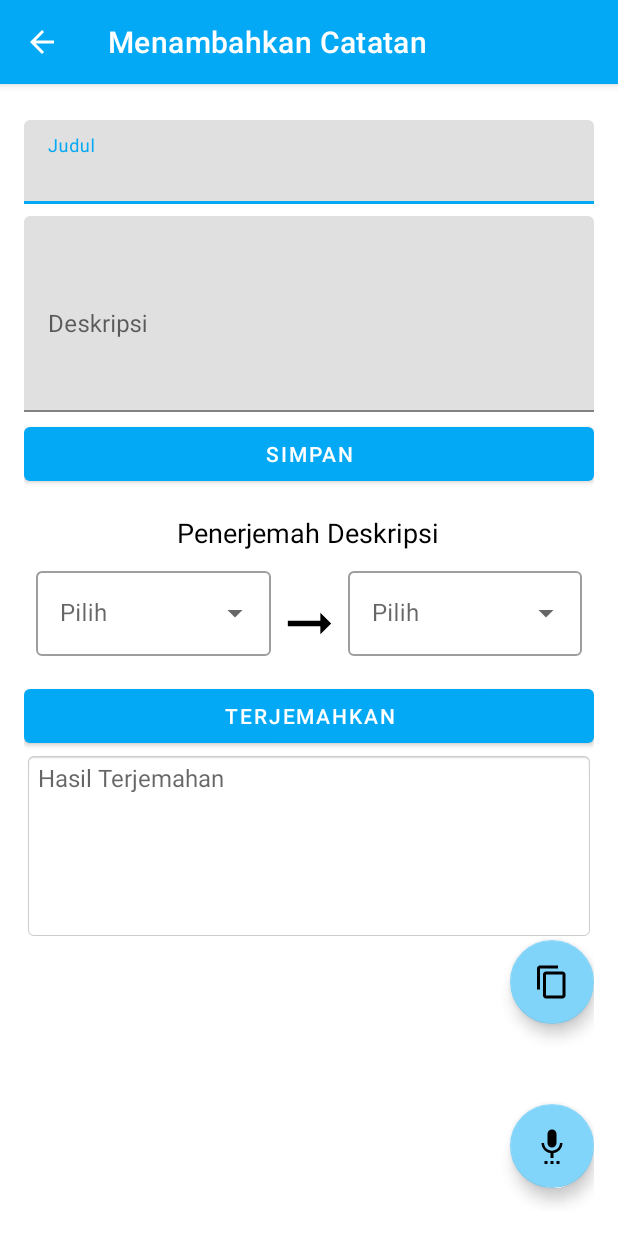
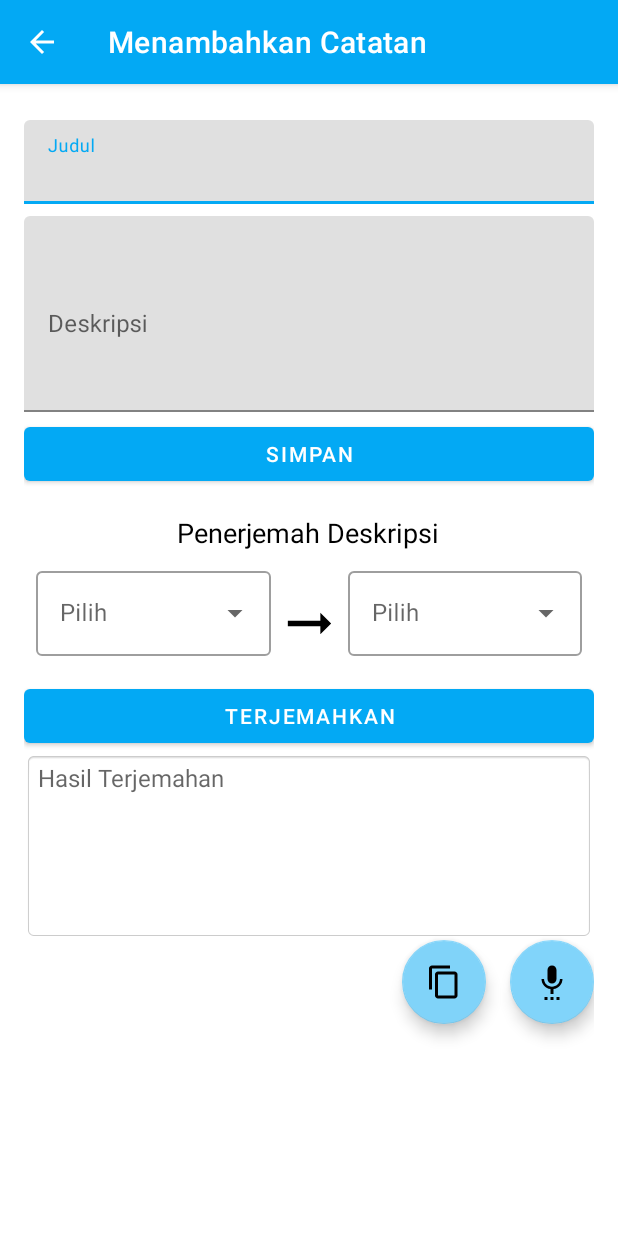
Before and after one commit to NoisyBoy29/NotesApp, an Android app: the CRUDNoteActivity screen opened directly, with no data from a screen before it, on a phone screen of 412 x 824 dp. Run offline under Robolectric (Android 15) with nearby library versions, the light colour scheme and no system bars; libraries missing offline, so code that uses them is left out: com.google.mlkit.common, com.google.mlkit.nl.

Commit message:
fixed bug klo add data baru pada MainActivity, CRUDNoteActivity fixed bagian2 minor

```diff
--- a/app/src/main/res/layout/activity_crudnote.xml
+++ b/app/src/main/res/layout/activity_crudnote.xml
@@ -60,12 +60,29 @@
         android:id="@+id/voiceSpeechButton"
         android:layout_width="wrap_content"
         android:layout_height="wrap_content"
-        android:layout_marginBottom="16dp"
         android:src="@drawable/ic_baseline_voice_24"
         app:layout_constraintBottom_toBottomOf="parent"
         app:layout_constraintEnd_toEndOf="parent"
         app:layout_constraintHorizontal_bias="1.0"
-        app:layout_constraintStart_toStartOf="parent" />
+        app:layout_constraintStart_toStartOf="parent"
+        app:layout_constraintTop_toBottomOf="@+id/translate_output"
+        app:layout_constraintVertical_bias="0.0" />
+
+    <com.google.android.material.floatingactionbutton.FloatingActionButton
+        android:id="@+id/copyTranslateButton"
+        android:layout_width="wrap_content"
+        android:layout_height="wrap_content"
+        android:layout_gravity="end"
+        android:layout_marginEnd="8dp"
+        android:src="@drawable/ic_baseline_copy_24"
+        app:backgroundTint="#80D3F9"
+        app:fabSize="normal"
+        app:layout_constraintBottom_toBottomOf="parent"
+        app:layout_constraintEnd_toEndOf="parent"
+        app:layout_constraintHorizontal_bias="0.797"
+        app:layout_constraintStart_toStartOf="parent"
+        app:layout_constraintTop_toBottomOf="@+id/translate_output"
+        app:layout_constraintVertical_bias="0.0" />
 
     <TextView
         android:id="@+id/translate_label"
@@ -153,19 +170,4 @@
         app:layout_constraintStart_toStartOf="parent"
         app:layout_constraintTop_toBottomOf="@+id/translate" />
 
-    <com.google.android.material.floatingactionbutton.FloatingActionButton
-        android:id="@+id/copyTranslateButton"
-        android:layout_width="wrap_content"
-        android:layout_height="wrap_content"
-        android:layout_gravity="end"
-        android:src="@drawable/ic_baseline_copy_24"
-        app:backgroundTint="#80D3F9"
-        app:fabSize="normal"
-        app:layout_constraintBottom_toTopOf="@+id/voiceSpeechButton"
-        app:layout_constraintEnd_toEndOf="parent"
-        app:layout_constraintHorizontal_bias="1"
-        app:layout_constraintStart_toStartOf="parent"
-        app:layout_constraintTop_toBottomOf="@+id/translate_output"
-        app:layout_constraintVertical_bias="0.0" />
-
 </androidx.constraintlayout.widget.ConstraintLayout>
```
Also changed, not shown: app/src/main/java/com/naufal/notesapp/CRUDNoteActivity.kt (+5 -5 lines), app/src/main/java/com/naufal/notesapp/MainActivity.kt (+10 -6 lines).
